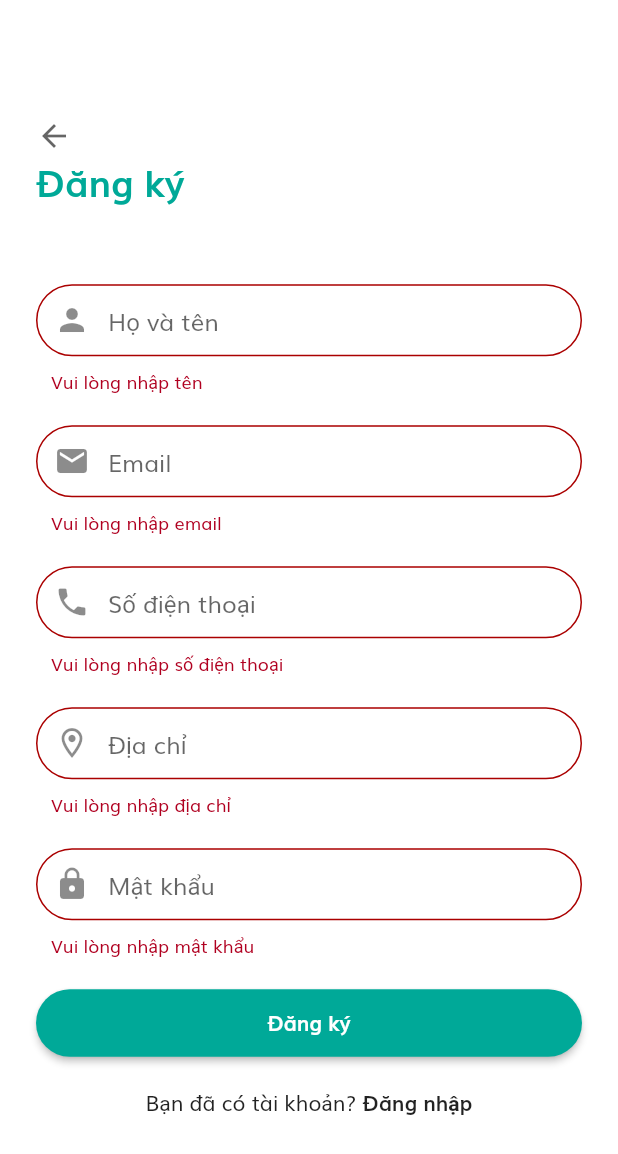
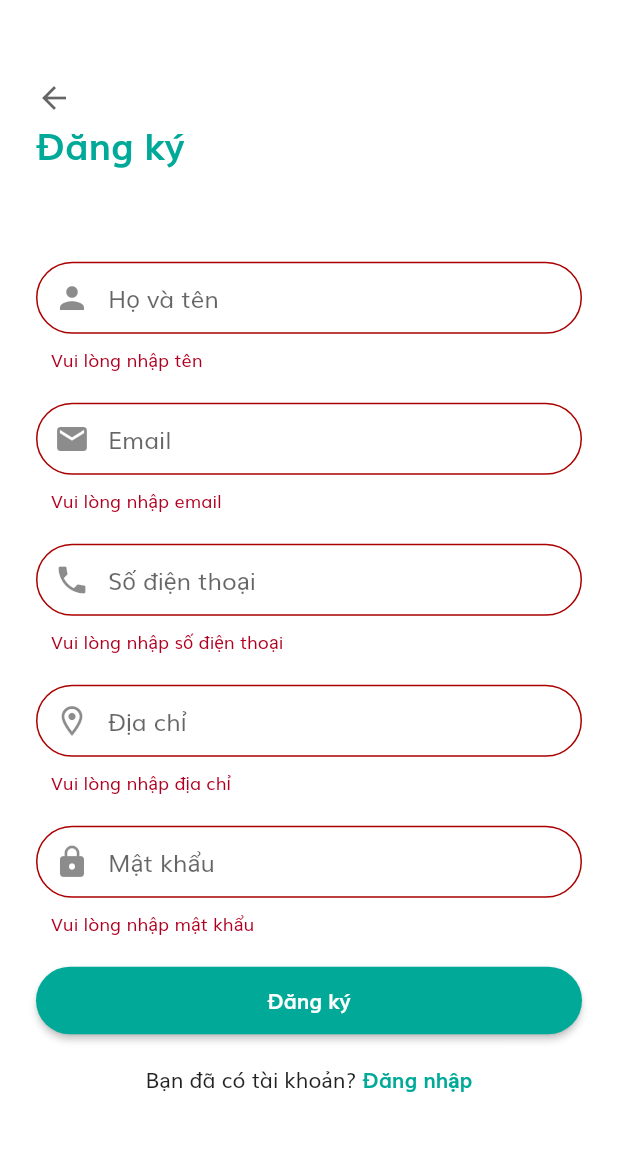
Before and after one commit to duykhanhhs1/shop_app, a Flutter app: the RegisterView screen opened by its route, after a tap on "Đăng ký", on a phone screen of 412 x 824 dp. Shown: the top 1154 px of the screen. Run offline on Flutter 3.47's test engine with Material 2 defaults, Android fonts, the phone set to English and light mode, and no system bars; our stand-ins replace cloud_firestore, firebase_auth, firebase_core, firebase_messaging, flutter_rating_bar, flutter_slidable and 2 more; accounts and stored records are empty; generated files the repository leaves out were written again.

Commit message:
update usermodel

```diff
--- a/lib/app/data/models/user_model.dart
+++ b/lib/app/data/models/user_model.dart
@@ -1,3 +1,19 @@
+import 'package:json_annotation/json_annotation.dart';
+
+part 'user_model.g.dart';
+
+@JsonSerializable()
 class UserModel {
+  String userNo;
+  String fullName;
+  String address;
+  String phone;
+  String role;
 
+  UserModel({this.userNo, this.role, this.fullName, this.address, this.phone});
+
+  factory UserModel.fromJson(Map<String, dynamic> json) =>
+      _$UserModelFromJson(json);
+
+  Map<String, dynamic> toJson() => _$UserModelToJson(this);
 }
--- a/lib/app/model/Customer.dart
+++ /dev/null
@@ -1,13 +0,0 @@
-import 'package:cloud_firestore/cloud_firestore.dart';
-import 'package:firebase_auth/firebase_auth.dart';
-
-class Customer{
-  String id;
-  String fullName;
-  String address;
-  String phone;
-  static String uid;
-
-  Customer(this.id, this.fullName, this.address, this.phone);
-
-}
--- a/lib/app/modules/login/views/register_view.dart
+++ b/lib/app/modules/login/views/register_view.dart
@@ -1,7 +1,7 @@
 import 'package:flutter/material.dart';
 import 'package:form_field_validator/form_field_validator.dart';
-
 import 'package:get/get.dart';
+import 'package:scrum_app/app/data/models/user_model.dart';
 import 'package:scrum_app/app/modules/login/controllers/login_controller.dart';
 import 'package:scrum_app/app/routes/app_pages.dart';
 import 'package:scrum_app/app/theme/color_theme.dart';
@@ -39,7 +39,7 @@
                         fontSize: 25,
                         color: kPrimaryColor),
                   ),
-                  SizedBox(height: 50.0),
+                  SizedBox(height: 60.0),
                   FormRoundedInputField(
                     controller: controller.fullNameController,
                     style: TextStyle(
@@ -89,7 +89,8 @@
                     onChanged: (value) => null,
                     onSaved: (value) => controller.emailController.text = value,
                   ),
-                  SizedBox(height: 20), FormRoundedInputField(
+                  SizedBox(height: 20),
+                  FormRoundedInputField(
                     controller: controller.addressController,
                     style: TextStyle(
                       color: Colors.black,
@@ -98,10 +99,9 @@
                     prefixIcon: Icons.location_on_outlined,
                     hintText: 'Địa chỉ',
                     validator: MultiValidator([
-                      RequiredValidator(
-                          errorText: 'Vui lòng nhập địa chỉ'),
+                      RequiredValidator(errorText: 'Vui lòng nhập địa chỉ'),
                     ]),
-                    keyboardType: TextInputType.phone,
+                    keyboardType: TextInputType.text,
                     onChanged: (value) => null,
                     onSaved: (value) => controller.emailController.text = value,
                   ),
@@ -117,6 +117,8 @@
                     validator: MultiValidator(
                       [
                         RequiredValidator(errorText: 'Vui lòng nhập mật khẩu'),
+                        MinLengthValidator(6,
+                            errorText: 'Mật khẩu ít nhất 6 kí tự')
                       ],
                     ),
                     obscureText: true,
@@ -134,13 +136,15 @@
                           : 'Đăng ký',
                       onPressed: () async {
                         if (_formKey.currentState.validate()) {
-                          await controller.customerRegister(
-                              email: controller.emailController.text,
-                              password: controller.passwordController.text,
-                              fullName: controller.fullNameController.text,
-                              address: controller.addressController.text,
-                              phone: controller.phoneNumberController.text);
-
+                          await controller.addCustomer(
+                            email: controller.emailController.text,
+                            password: controller.passwordController.text,
+                            user: UserModel(
+                                fullName: controller.fullNameController.text,
+                                phone: controller.phoneNumberController.text,
+                                address: controller.addressController.text,
+                                role: 'user'),
+                          );
                         }
                       },
                     ),
@@ -150,16 +154,19 @@
                     mainAxisAlignment: MainAxisAlignment.center,
                     children: [
                       Text('Bạn đã có tài khoản?'),
-                      GestureDetector(
+                      InkWell(
                           onTap: () {
                             Get.toNamed(Routes.LOGIN);
                           },
                           child: Text(
                             ' Đăng nhập',
-                            style: TextStyle(fontWeight: FontWeight.bold),
+                            style: TextStyle(
+                                fontWeight: FontWeight.bold,
+                                color: kPrimaryColor),
                           ))
                     ],
                   ),
+                  SizedBox(height: 40),
                 ],
               ),
             ),
--- a/lib/app/routes/app_pages.dart
+++ b/lib/app/routes/app_pages.dart
@@ -1,5 +1,4 @@
 import 'package:get/get.dart';
-
 import 'package:scrum_app/app/modules/admin/bindings/admin_binding.dart';
 import 'package:scrum_app/app/modules/admin/views/customer_management_view.dart';
 import 'package:scrum_app/app/modules/admin/views/product_management_view.dart';
@@ -18,7 +17,7 @@
 part 'app_routes.dart';
 
 class AppPages {
-  static const INITIAL = Routes.ADMIN;
+  static const INITIAL = Routes.LOGIN;
 
   static final routes = [
     GetPage(
```
Also changed, not shown: lib/app/manage/ManageCustomer.dart (+20 -22 lines), lib/app/modules/login/controllers/login_controller.dart (+33 -24 lines), lib/app/modules/login/views/login_view.dart (+7 -5 lines), lib/main.dart (+10 -12 lines), 2 other files.
